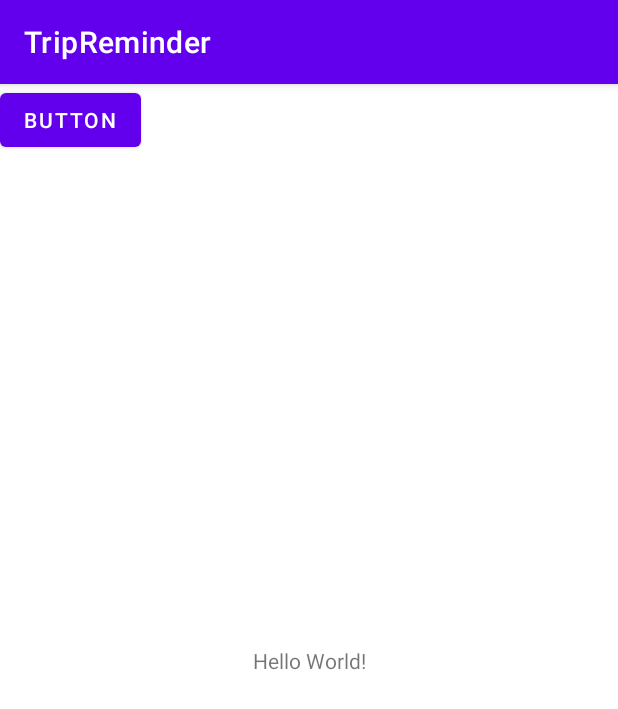
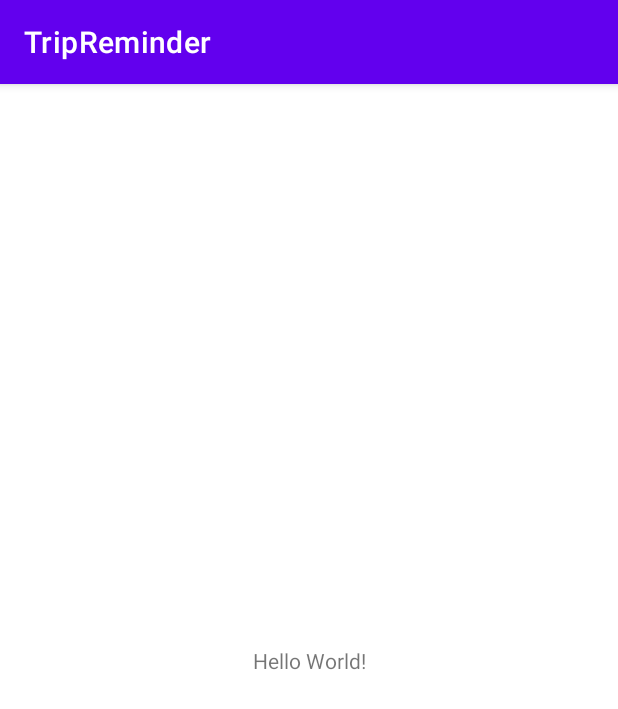
Before and after one commit to fayza55elshorbagy/TripReminder, an Android app: the screen it shows after launch (MainActivity), on a phone screen of 412 x 824 dp. Shown: the top 709 px of the screen. Run offline under Robolectric (Android 15) with nearby library versions, the phone set to English and light mode, and no system bars.

Commit message:
code check

```diff
--- a/app/src/main/res/layout/activity_main.xml
+++ b/app/src/main/res/layout/activity_main.xml
@@ -15,12 +15,4 @@
         app:layout_constraintRight_toRightOf="parent"
         app:layout_constraintTop_toTopOf="parent" />
 
-    <Button
-        android:id="@+id/button"
-        android:layout_width="wrap_content"
-        android:layout_height="wrap_content"
-        android:text="Button"
-        tools:layout_editor_absoluteX="168dp"
-        tools:layout_editor_absoluteY="247dp" />
-
 </androidx.constraintlayout.widget.ConstraintLayout>
```
